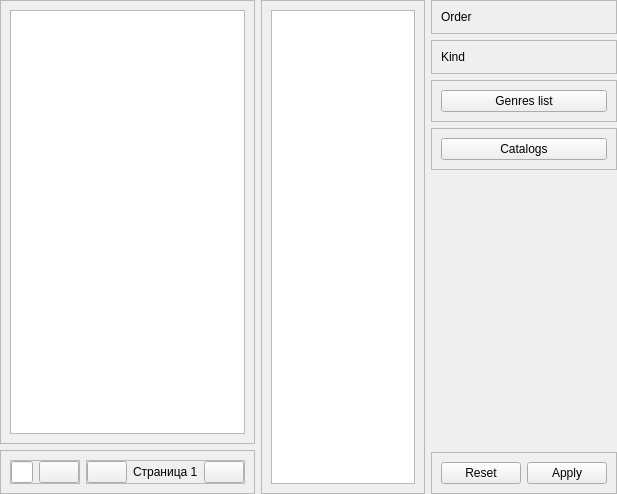
Before: the Qt Designer form data/ui/facial.ui in brandonzorn/Nlight, drawn with Qt 5.
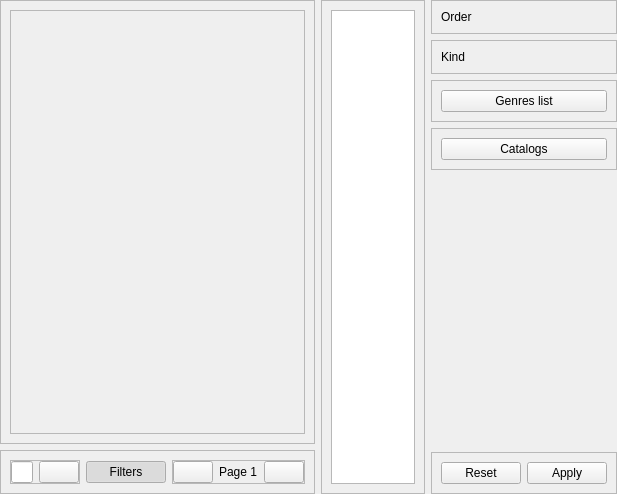
After: the same form once the commit is applied. Icons and pictures are not drawn.

```diff
--- a/data/ui/facial.ui
+++ b/data/ui/facial.ui
@@ -44,16 +44,40 @@
        </property>
        <layout class="QVBoxLayout" name="verticalLayout">
         <item>
-         <widget class="QListWidget" name="items_list">
-          <property name="contextMenuPolicy">
-           <enum>Qt::CustomContextMenu</enum>
-          </property>
-          <property name="isWrapping" stdset="0">
-           <bool>false</bool>
-          </property>
-          <property name="wordWrap">
+         <widget class="QScrollArea" name="scrollArea">
+          <property name="widgetResizable">
            <bool>true</bool>
           </property>
+          <widget class="QWidget" name="scrollAreaWidgetContents">
+           <property name="geometry">
+            <rect>
+             <x>0</x>
+             <y>0</y>
+             <width>281</width>
+             <height>418</height>
+            </rect>
+           </property>
+           <layout class="QVBoxLayout" name="scroll_layout">
+            <property name="spacing">
+             <number>0</number>
+            </property>
+            <property name="leftMargin">
+             <number>0</number>
+            </property>
+            <property name="topMargin">
+             <number>0</number>
+            </property>
+            <property name="rightMargin">
+             <number>0</number>
+            </property>
+            <property name="bottomMargin">
+             <number>0</number>
+            </property>
+            <item>
+             <layout class="QGridLayout" name="content_grid"/>
+            </item>
+           </layout>
+          </widget>
          </widget>
         </item>
        </layout>
@@ -109,6 +133,22 @@
           </layout>
          </widget>
         </item>
+        <item>
+         <widget class="QPushButton" name="close_filters_btn">
+          <property name="cursor">
+           <cursorShape>PointingHandCursor</cursorShape>
+          </property>
+          <property name="text">
+           <string>Filters</string>
+          </property>
+          <property name="checkable">
+           <bool>true</bool>
+          </property>
+          <property name="checked">
+           <bool>true</bool>
+          </property>
+         </widget>
+        </item>
         <item>
          <widget class="QFrame" name="page_frame">
           <property name="frameShape">
@@ -147,7 +187,7 @@
            <item>
             <widget class="QLabel" name="page_label">
              <property name="text">
-              <string>Страница 1</string>
+              <string>Page 1</string>
              </property>
             </widget>
            </item>
@@ -174,6 +214,27 @@
     </layout>
    </item>
    <item>
+    <widget class="QWidget" name="all_filters" native="true">
+     <property name="sizePolicy">
+      <sizepolicy hsizetype="Preferred" vsizetype="Preferred">
+       <horstretch>0</horstretch>
+       <verstretch>0</verstretch>
+      </sizepolicy>
+     </property>
+     <layout class="QHBoxLayout" name="horizontalLayout_6">
+      <property name="leftMargin">
+       <number>0</number>
+      </property>
+      <property name="topMargin">
+       <number>0</number>
+      </property>
+      <property name="rightMargin">
+       <number>0</number>
+      </property>
+      <property name="bottomMargin">
+       <number>0</number>
+      </property>
+      <item>
     <widget class="QFrame" name="catalogs_frame">
      <property name="sizePolicy">
       <sizepolicy hsizetype="Maximum" vsizetype="Minimum">
@@ -202,7 +263,20 @@
     </widget>
    </item>
    <item>
-    <layout class="QVBoxLayout" name="filters">
+       <widget class="QWidget" name="filters_widget" native="true">
+        <layout class="QVBoxLayout" name="verticalLayout_2">
+         <property name="leftMargin">
+          <number>0</number>
+         </property>
+         <property name="topMargin">
+          <number>0</number>
+         </property>
+         <property name="rightMargin">
+          <number>0</number>
+         </property>
+         <property name="bottomMargin">
+          <number>0</number>
+         </property>
      <item>
       <widget class="QFrame" name="orders_frame">
        <property name="styleSheet">
@@ -310,7 +384,7 @@
        </property>
       </spacer>
      </item>
-     <item alignment="Qt::AlignBottom">
+         <item>
       <widget class="QFrame" name="filter_actions_frame">
        <property name="frameShape">
         <enum>QFrame::StyledPanel</enum>
@@ -343,6 +417,10 @@
       </widget>
      </item>
     </layout>
+       </widget>
+      </item>
+     </layout>
+    </widget>
    </item>
   </layout>
  </widget>
```
Lines whose indentation alone changed are shown as unchanged.
